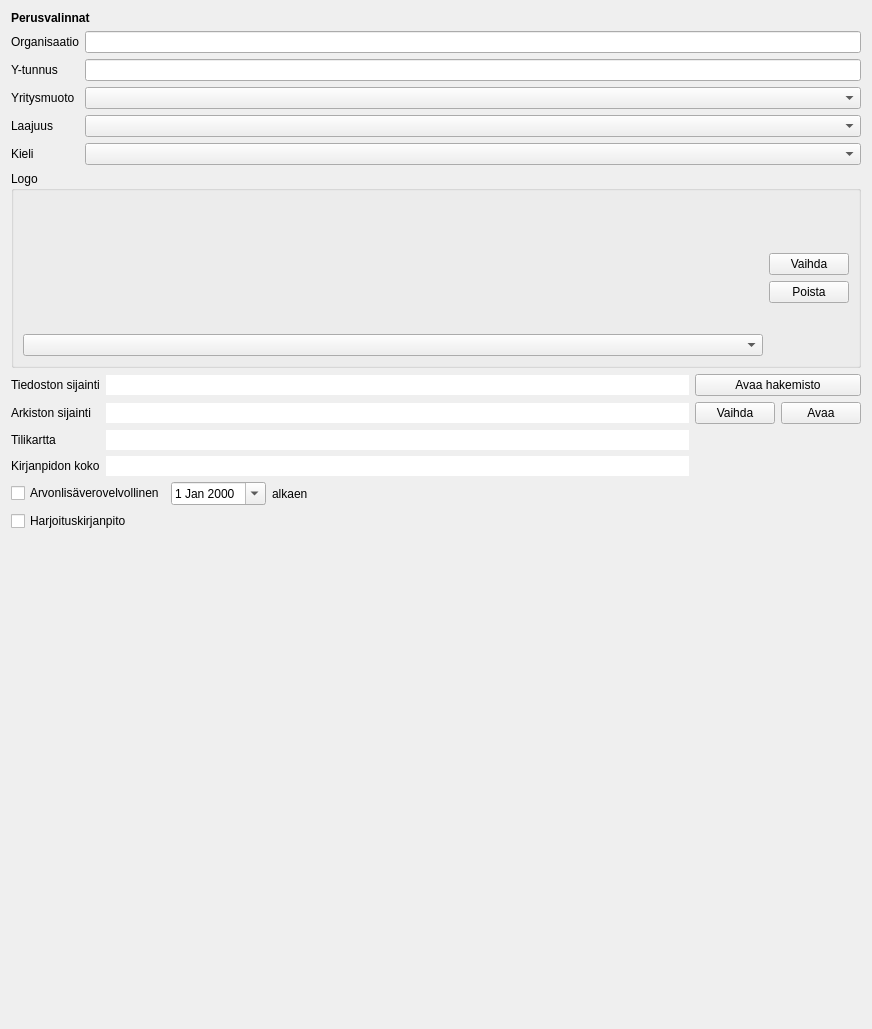
Above: kitsas/maaritys/perusvalinnat.ui from artoh/kitupiikki before the change. Below: the same form after it.
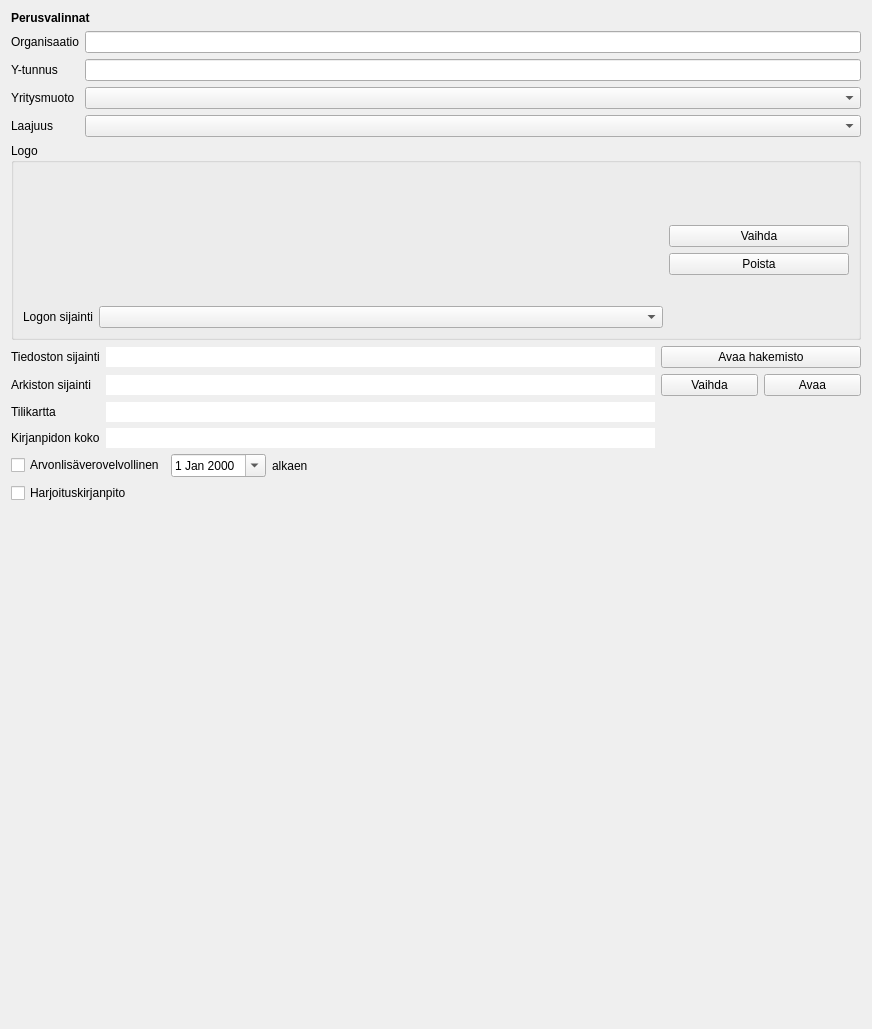
That is the form after the change. Icons and pictures are not drawn. Custom widgets are drawn as their Qt base class.

```diff
--- a/kitsas/maaritys/perusvalinnat.ui
+++ b/kitsas/maaritys/perusvalinnat.ui
@@ -97,16 +97,6 @@
        </property>
       </widget>
      </item>
-     <item row="4" column="0">
-      <widget class="QLabel" name="label_11">
-       <property name="text">
-        <string>Kieli</string>
-       </property>
-      </widget>
-     </item>
-     <item row="4" column="1">
-      <widget class="KieliCombo" name="kieliCombo"/>
-     </item>
     </layout>
    </item>
    <item>
@@ -114,9 +104,9 @@
      <property name="title">
       <string>Logo</string>
      </property>
-     <layout class="QHBoxLayout" name="horizontalLayout" stretch="1,0">
+     <layout class="QHBoxLayout" name="horizontalLayout_5" stretch="1,0">
       <item>
-       <layout class="QVBoxLayout" name="verticalLayout_3">
+       <layout class="QVBoxLayout" name="verticalLayout">
         <item>
          <widget class="QLabel" name="logoLabel">
           <property name="sizePolicy">
@@ -149,16 +139,30 @@
          </widget>
         </item>
         <item>
-         <widget class="QComboBox" name="logonSijaintiCombo">
-          <property name="Asetus" stdset="0">
-           <string notr="true">LogonSijainti</string>
-          </property>
-         </widget>
+         <layout class="QHBoxLayout" name="horizontalLayout" stretch="0,1">
+          <item>
+           <widget class="QLabel" name="label_4">
+            <property name="text">
+             <string>Logon sijainti</string>
+            </property>
+           </widget>
+          </item>
+          <item>
+           <widget class="QComboBox" name="logonSijaintiCombo">
+            <property name="Asetus" stdset="0">
+             <string notr="true">LogonSijainti</string>
+            </property>
+            <property name="Oletus" stdset="0">
+             <string notr="true">VIERESSA</string>
+            </property>
+           </widget>
+          </item>
+         </layout>
         </item>
        </layout>
       </item>
       <item>
-       <layout class="QVBoxLayout" name="verticalLayout">
+       <layout class="QVBoxLayout" name="verticalLayout_3">
         <item>
          <spacer name="verticalSpacer_2">
           <property name="orientation">
@@ -177,6 +181,12 @@
         </item>
         <item>
          <widget class="QPushButton" name="vaihdaLogoNappi">
+          <property name="minimumSize">
+           <size>
+            <width>180</width>
+            <height>0</height>
+           </size>
+          </property>
           <property name="text">
            <string>Vaihda</string>
           </property>
@@ -188,6 +198,12 @@
         </item>
         <item>
          <widget class="QPushButton" name="poistaLogoNappi">
+          <property name="minimumSize">
+           <size>
+            <width>180</width>
+            <height>0</height>
+           </size>
+          </property>
           <property name="text">
            <string>Poista</string>
           </property>
@@ -248,6 +264,12 @@
      </item>
      <item row="0" column="2">
       <widget class="QPushButton" name="hakemistoNappi">
+       <property name="minimumSize">
+        <size>
+         <width>200</width>
+         <height>0</height>
+        </size>
+       </property>
        <property name="text">
         <string>Avaa hakemisto</string>
        </property>
@@ -281,6 +303,12 @@
       <layout class="QHBoxLayout" name="horizontalLayout_2">
        <item>
         <widget class="QPushButton" name="vaihdaArkistoNappi">
+         <property name="minimumSize">
+          <size>
+           <width>64</width>
+           <height>0</height>
+          </size>
+         </property>
          <property name="text">
           <string>Vaihda</string>
          </property>
@@ -292,6 +320,12 @@
        </item>
        <item>
         <widget class="QPushButton" name="avaaArkistoNappi">
+         <property name="minimumSize">
+          <size>
+           <width>64</width>
+           <height>0</height>
+          </size>
+         </property>
          <property name="text">
           <string>Avaa</string>
          </property>
@@ -425,13 +459,6 @@
    </item>
   </layout>
  </widget>
- <customwidgets>
-  <customwidget>
-   <class>KieliCombo</class>
-   <extends>QComboBox</extends>
-   <header location="global">kieli/kielicombo.h</header>
-  </customwidget>
- </customwidgets>
  <tabstops>
   <tabstop>organisaatioEdit</tabstop>
   <tabstop>ytunnusEdit</tabstop>
```
Left out of the diff: 8 changed lines with no effect on the pictures.
